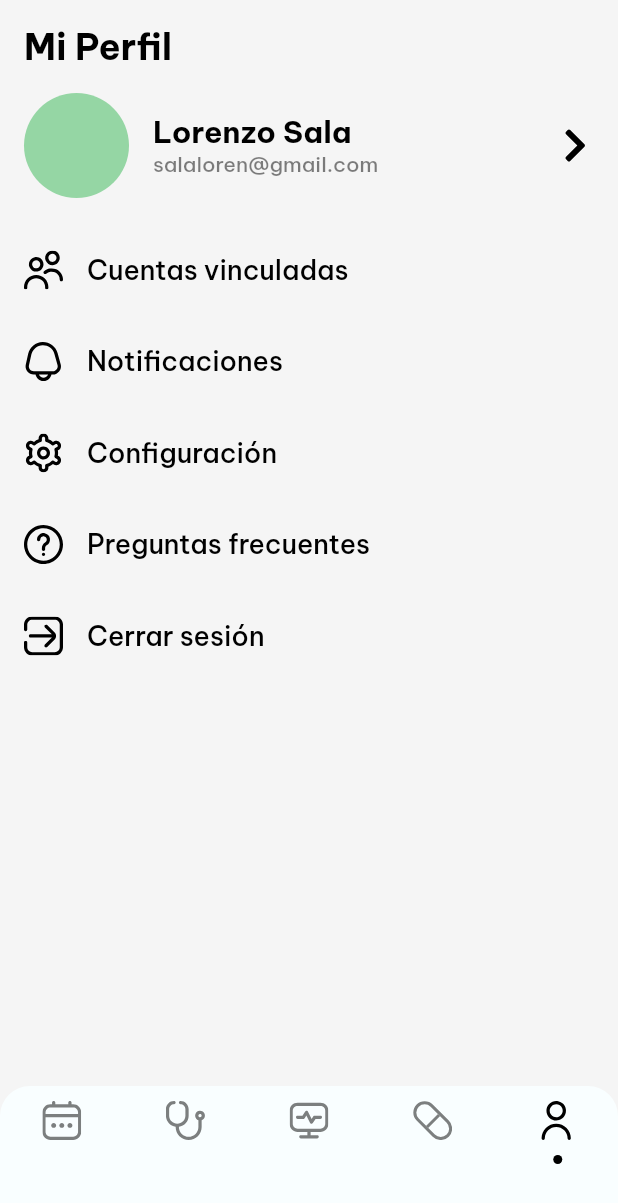
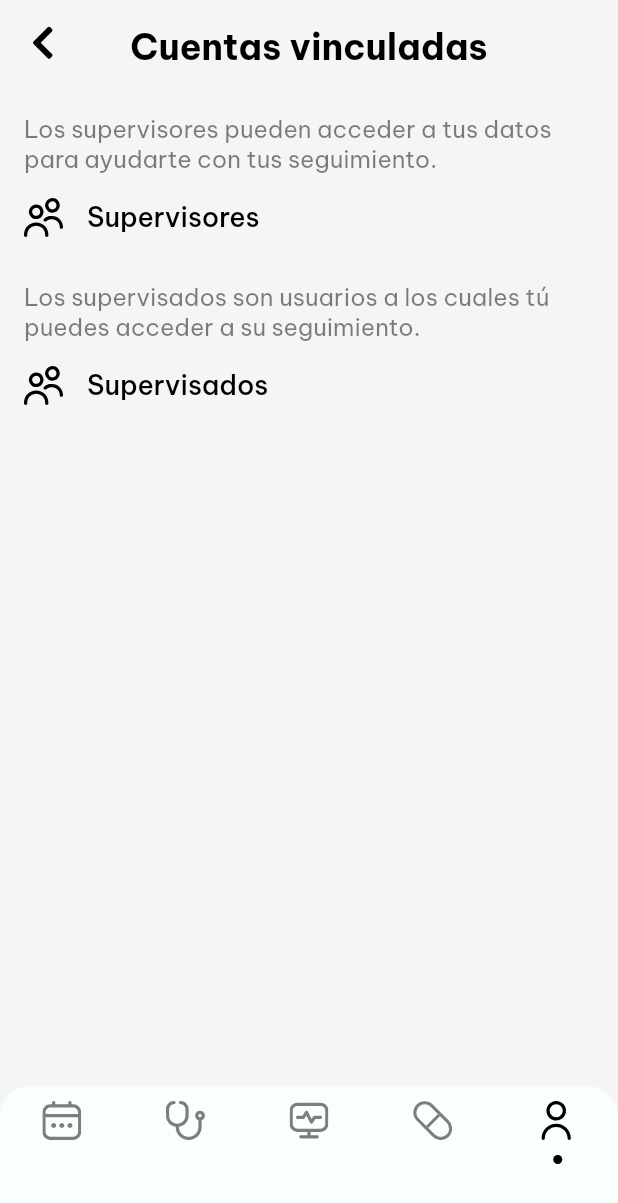
Before and after one commit to Meddly-Health/Frontend-Mobile, a Flutter app: the UserProfilePage screen opened by its route, after a tap on "Cuentas vinculadas", on a phone screen of 412 x 824 dp. Shown: the top 1203 px of the screen. Run offline on Flutter 3.47's test engine with Material 2 defaults, Android fonts, the phone set to English and light mode, and no system bars; our stand-ins replace animate_do, auto_route, auto_size_text, bloc, connectivity_plus, dartz and 6 more; missing offline and left inert: authentication_repository, form_helper; accounts and stored records are empty; statements that could not run were skipped.

Commit message:
feat: :sparkles: add linked accounts page

```diff
--- a/lib/helpers/assets_provider.dart
+++ b/lib/helpers/assets_provider.dart
@@ -29,4 +29,5 @@ class AssetsProvider {
   static const String shareIcon = 'assets/svg/share-icon.svg';
   static const String lockIcon = 'assets/svg/lock-icon.svg';
   static const String deleteUser = 'assets/svg/delete-user.svg';
+  static const String trashIcon = 'assets/svg/trash-icon.svg';
 }
--- a/lib/routes/router.dart
+++ b/lib/routes/router.dart
@@ -1,7 +1,9 @@
 import 'package:auto_route/auto_route.dart';
 import 'package:flutter/material.dart';
 import 'package:meddly/calendar/view/calendar_page.dart';
-import 'package:meddly/user/view/profile/personal_info/view/user_personal_info.dart';
+import 'package:meddly/user/view/profile/linked_accounts/view/user_linked_accounts_page.dart';
+import 'package:meddly/user/view/profile/linked_accounts/view/user_supervised_page.dart';
+import 'package:meddly/user/view/profile/personal_info/view/user_personal_info_page.dart';
 import 'package:meddly/user/view/profile/settings/view/user_settings_page.dart';
 import 'package:meddly/user/view/profile/user_profile_page.dart';
 import 'package:meddly/user/view/user_update_page.dart';
@@ -10,6 +12,7 @@ import '../home/view/home_page.dart';
 import '../sign_up/view/view.dart';
 
 import '../login/view/view.dart';
+import '../user/view/profile/linked_accounts/view/user_supervisors_page.dart';
 
 part 'router.gr.dart';
 
@@ -38,6 +41,9 @@ const List<AutoRoute> routes = [
           AutoRoute(path: 'user/profile', page: UserProfilePage, initial: true),
           AutoRoute(path: 'user/personal_info', page: UserPersonalInfoPage),
           AutoRoute(path: 'user/settings', page: UserSettingsPage),
+          AutoRoute(path: 'user/linked_accounts', page: UserLinkedAccountsPage),
+          AutoRoute(path: 'user/supervisors', page: UserSupervisorsPage),
+          AutoRoute(path: 'user/supervised', page: UserSupervisedPage),
         ],
       ),
     ],
--- /dev/null
+++ b/lib/user/view/profile/linked_accounts/view/user_linked_accounts_page.dart
@@ -0,0 +1,87 @@
+import 'package:auto_route/auto_route.dart';
+import 'package:flutter/material.dart';
+import 'package:meddly/helpers/assets_provider.dart';
+import 'package:meddly/helpers/constants.dart';
+import 'package:meddly/routes/router.dart';
+import 'package:meddly/widgets/widgets.dart';
+
+class UserLinkedAccountsPage extends StatelessWidget {
+  const UserLinkedAccountsPage({Key? key}) : super(key: key);
+
+  @override
+  Widget build(BuildContext context) {
+    return Scaffold(
+      body: Container(
+        padding: defaultPadding,
+        child: Column(
+          crossAxisAlignment: CrossAxisAlignment.start,
+          children: [
+            const PageTitle(title: 'Cuentas vinculadas'),
+            const SizedBox(height: 30),
+            Text(
+              'Los supervisores pueden acceder a tus datos para ayudarte con tus seguimiento.',
+              style: Theme.of(context).textTheme.bodyMedium!.copyWith(
+                  color: Theme.of(context)
+                      .textTheme
+                      .bodyMedium!
+                      .color!
+                      .withOpacity(0.5)),
+            ),
+            const SizedBox(height: 16),
+            IconAndTextTileItem(
+                label: 'Supervisores',
+                asset: AssetsProvider.linkedUsersIcon,
+                onTap: () => context.router.push(const UserSupervisorsRoute())),
+            const SizedBox(height: 30),
+            Text(
+              'Los supervisados son usuarios a los cuales tú puedes acceder a su seguimiento.',
+              style: Theme.of(context).textTheme.bodyMedium!.copyWith(
+                  color: Theme.of(context)
+                      .textTheme
+                      .bodyMedium!
+                      .color!
+                      .withOpacity(0.5)),
+            ),
+            const SizedBox(height: 16),
+            IconAndTextTileItem(
+                label: 'Supervisados',
+                asset: AssetsProvider.linkedUsersIcon,
+                onTap: () => context.router.push(const UserSupervisedRoute())),
+          ],
+        ),
+      ),
+    );
+  }
+}
+
+// class _SupervisedBy extends StatelessWidget {
+//   const _SupervisedBy({Key? key}) : super(key: key);
+
+//   @override
+//   Widget build(BuildContext context) {
+//     return ListView.builder(
+//         shrinkWrap: true,
+//         itemCount: fakeUsers.length,
+//         itemBuilder: (context, index) => Container(
+//               padding: const EdgeInsets.symmetric(vertical: 8),
+//               child: Row(
+//                 children: [
+//                   const CircleAvatar(
+//                     backgroundColor: Color(0xff95D6A4),
+//                     radius: 24,
+//                   ),
+//                   const SizedBox(width: 16),
+//                   Text(
+//                     '${fakeUsers[index].firstName} ${fakeUsers[index].lastName}',
+//                     style: Theme.of(context).textTheme.bodyMedium,
+//                   ),
+//                   const Spacer(),
+//                   SizedBox(
+//                       height: 20,
+//                       width: 20,
+//                       child: SvgPicture.asset(AssetsProvider.trashIcon))
+//                 ],
+//               ),
+//             ));
+//   }
+// }
--- a/lib/user/view/profile/user_profile_page.dart
+++ b/lib/user/view/profile/user_profile_page.dart
@@ -32,7 +32,8 @@ class UserProfilePage extends StatelessWidget {
             Column(
               children: [
                 IconAndTextTileItem(
-                  onTap: () {},
+                  onTap: () =>
+                      context.router.push(const UserLinkedAccountsRoute()),
                   label: 'Cuentas vinculadas',
                   asset: AssetsProvider.linkedUsersIcon,
                 ),
```
Also changed, not shown: lib/user/view/profile/linked_accounts/view/user_supervised_page.dart (added, +65 -0 lines), lib/user/view/profile/linked_accounts/view/user_supervisors_page.dart (added, +65 -0 lines), assets/svg/trash-icon.svg (added), lib/routes/router.gr.dart, lib/user/view/profile/personal_info/view/user_personal_info_page.dart (renamed from lib/user/view/profile/personal_info/view/user_personal_info.dart).
